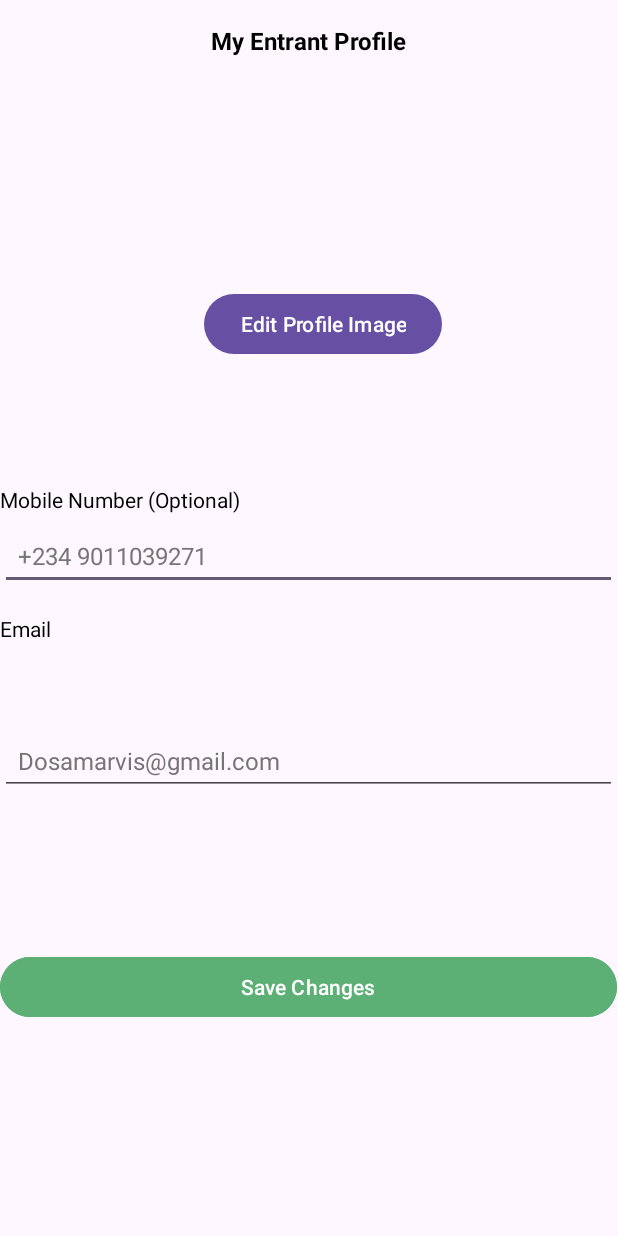
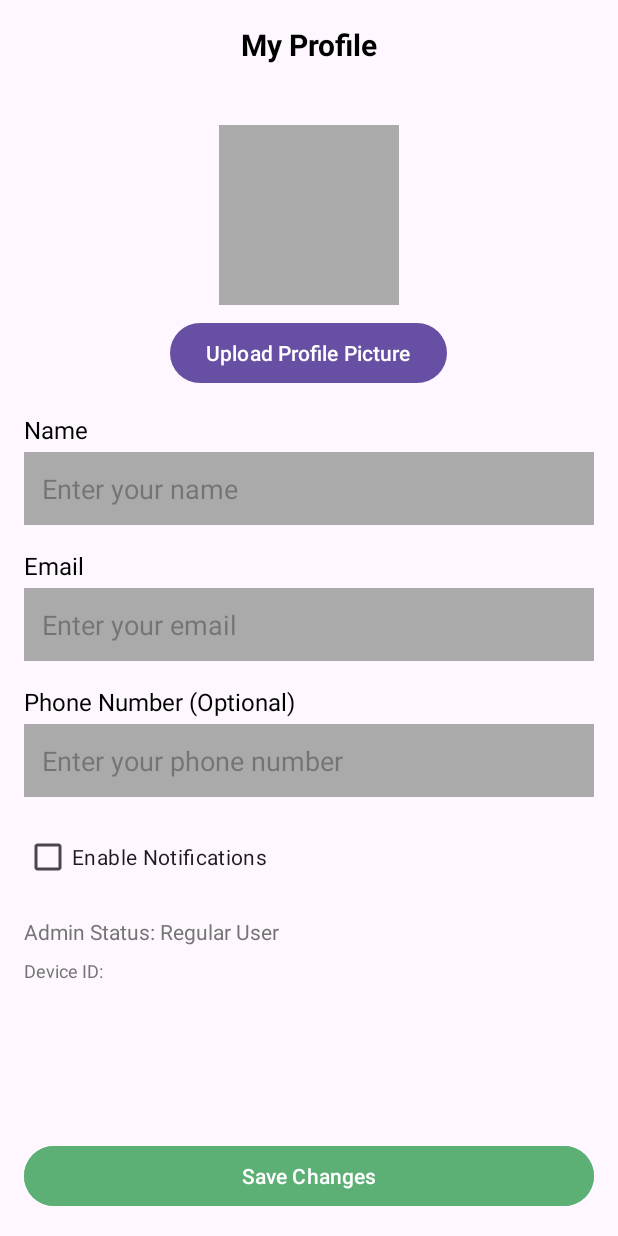
Before and after one commit to CMPUT301F24frolic/frolic-project, an Android app: the layout entrant_edit_profile.xml on its own in the app's theme, with its tools: preview values and no code run, on a phone screen of 412 x 824 dp. Run offline under Robolectric (Android 15) with nearby library versions, the phone set to English and light mode, and no system bars.

```diff
--- a/app/build.gradle.kts
+++ b/app/build.gradle.kts
@@ -52,4 +52,5 @@ dependencies {
     testImplementation(libs.junit)
     androidTestImplementation(libs.ext.junit)
     androidTestImplementation(libs.espresso.core)
+    implementation("com.github.bumptech.glide:glide:4.16.0")
 }
--- a/app/src/main/res/layout/entrant_edit_profile.xml
+++ b/app/src/main/res/layout/entrant_edit_profile.xml
@@ -1,126 +1,149 @@
 <?xml version="1.0" encoding="utf-8"?>
 <androidx.constraintlayout.widget.ConstraintLayout xmlns:android="http://schemas.android.com/apk/res/android"
     xmlns:app="http://schemas.android.com/apk/res-auto"
-    xmlns:tools="http://schemas.android.com/tools"
     android:layout_width="match_parent"
     android:layout_height="match_parent">
 
     <TextView
-        android:id="@+id/tvProfileType"
+        android:id="@+id/tvProfileTitle"
         android:layout_width="wrap_content"
         android:layout_height="wrap_content"
         android:layout_marginTop="16dp"
-        android:text="My Entrant Profile"
+        android:text="My Profile"
         android:textColor="#000000"
-        android:textSize="16sp"
+        android:textSize="20sp"
         android:textStyle="bold"
         app:layout_constraintEnd_toEndOf="parent"
         app:layout_constraintStart_toStartOf="parent"
         app:layout_constraintTop_toTopOf="parent" />
 
+    <ScrollView
+        android:layout_width="match_parent"
+        android:layout_height="0dp"
+        android:layout_marginTop="8dp"
+        android:layout_marginBottom="8dp"
+        app:layout_constraintTop_toBottomOf="@id/tvProfileTitle"
+        app:layout_constraintBottom_toTopOf="@id/btnSaveChanges">
 
+        <LinearLayout
+            android:layout_width="match_parent"
+            android:layout_height="wrap_content"
+            android:orientation="vertical"
+            android:padding="16dp">
+
+            <!-- Profile Image Section -->
             <ImageView
                 android:id="@+id/ivProfileImage"
-        android:layout_width="100dp"
-        android:layout_height="100dp"
-        android:layout_marginStart="155dp"
-        android:layout_marginTop="53dp"
-        android:layout_marginBottom="578dp"
-        android:contentDescription="Profile Image"
-        android:scaleType="centerCrop"
-        app:layout_constraintBottom_toBottomOf="parent"
-        app:layout_constraintStart_toStartOf="parent"
-        app:layout_constraintTop_toTopOf="parent" />
+                android:layout_width="120dp"
+                android:layout_height="120dp"
+                android:layout_gravity="center_horizontal"
+                android:layout_marginTop="16dp"
+                android:background="@android:color/darker_gray"
+                android:scaleType="centerCrop" />
 
-    <TextView
-        android:id="@+id/tvUserName"
+            <Button
+                android:id="@+id/btnUploadImage"
                 android:layout_width="wrap_content"
                 android:layout_height="wrap_content"
-        android:layout_marginStart="139dp"
-        android:layout_marginBottom="17dp"
-        android:text="Marvis Ighedosa"
-        android:textSize="18sp"
-        app:layout_constraintBottom_toTopOf="@+id/btnGenerateProfileImage"
-        app:layout_constraintStart_toStartOf="parent"
-        app:layout_constraintTop_toBottomOf="@+id/ivProfileImage"
-        app:layout_constraintVertical_bias="0.0" />
+                android:layout_gravity="center_horizontal"
+                android:layout_marginTop="8dp"
+                android:text="Upload Profile Picture" />
 
-
-    <Button
-        android:id="@+id/btnGenerateProfileImage"
+            <!-- Name Section -->
+            <TextView
                 android:layout_width="wrap_content"
                 android:layout_height="wrap_content"
-        android:layout_marginStart="136dp"
-        android:layout_marginTop="192dp"
-        android:text="Edit Profile Image"
-        app:layout_constraintStart_toStartOf="parent"
-        app:layout_constraintTop_toTopOf="parent" />
-
-    <TextView
-        android:id="@+id/tvMobileLabel"
-        android:layout_width="wrap_content"
-        android:layout_height="wrap_content"
-        android:text="Mobile Number (Optional)"
+                android:layout_marginTop="16dp"
+                android:text="Name"
                 android:textColor="#000000"
-        android:textSize="14sp"
-        app:layout_constraintBottom_toTopOf="@+id/tvUserMobile"
-        app:layout_constraintStart_toStartOf="parent"
-        app:layout_constraintTop_toBottomOf="@+id/btnGenerateProfileImage"
-        app:layout_constraintVertical_bias="0.948" />
+                android:textSize="16sp" />
 
             <EditText
-        android:id="@+id/tvUserMobile"
-        android:layout_width="411dp"
+                android:id="@+id/etName"
+                android:layout_width="match_parent"
                 android:layout_height="wrap_content"
-        android:layout_marginTop="347dp"
-        android:inputType="phone"
-        android:padding="12dp"
-        android:text="+234 9011039271"
-        android:textColor="#757575"
-        android:textSize="16sp"
-        app:layout_constraintStart_toStartOf="parent"
-        app:layout_constraintTop_toTopOf="parent" />
+                android:layout_marginTop="4dp"
+                android:background="@android:color/darker_gray"
+                android:hint="Enter your name"
+                android:inputType="textPersonName"
+                android:padding="12dp" />
 
-    <!-- Email Label -->
+            <!-- Email Section -->
             <TextView
-        android:id="@+id/tvEmailLabel"
                 android:layout_width="wrap_content"
                 android:layout_height="wrap_content"
                 android:layout_marginTop="16dp"
                 android:text="Email"
                 android:textColor="#000000"
-        android:textSize="14sp"
-        app:layout_constraintStart_toStartOf="parent"
-        app:layout_constraintTop_toBottomOf="@id/tvUserMobile" />
-
-    <!-- Email Text Box -->
+                android:textSize="16sp" />
 
             <EditText
-        android:id="@+id/tvUserEmail"
-        android:layout_width="411dp"
+                android:id="@+id/etEmail"
+                android:layout_width="match_parent"
                 android:layout_height="wrap_content"
-        android:layout_marginTop="437dp"
-        android:layout_marginBottom="248dp"
+                android:layout_marginTop="4dp"
+                android:background="@android:color/darker_gray"
+                android:hint="Enter your email"
                 android:inputType="textEmailAddress"
-        android:padding="12dp"
-        android:text="Dosamarvis@gmail.com"
+                android:padding="12dp" />
+
+            <!-- Phone Section -->
+            <TextView
+                android:layout_width="wrap_content"
+                android:layout_height="wrap_content"
+                android:layout_marginTop="16dp"
+                android:text="Phone Number (Optional)"
+                android:textColor="#000000"
+                android:textSize="16sp" />
+
+            <EditText
+                android:id="@+id/etPhone"
+                android:layout_width="match_parent"
+                android:layout_height="wrap_content"
+                android:layout_marginTop="4dp"
+                android:background="@android:color/darker_gray"
+                android:hint="Enter your phone number"
+                android:inputType="phone"
+                android:padding="12dp" />
+
+            <!-- Notification Preference -->
+            <CheckBox
+                android:id="@+id/cbNotifications"
+                android:layout_width="match_parent"
+                android:layout_height="wrap_content"
+                android:layout_marginTop="16dp"
+                android:text="Enable Notifications" />
+
+            <!-- Admin Status (Read-only) -->
+            <TextView
+                android:id="@+id/tvAdminStatus"
+                android:layout_width="match_parent"
+                android:layout_height="wrap_content"
+                android:layout_marginTop="16dp"
+                android:text="Admin Status: Regular User"
+                android:textColor="#757575" />
+
+            <!-- Device ID (Read-only) -->
+            <TextView
+                android:id="@+id/tvDeviceId"
+                android:layout_width="match_parent"
+                android:layout_height="wrap_content"
+                android:layout_marginTop="8dp"
+                android:text="Device ID: "
                 android:textColor="#757575"
-        android:textSize="16sp"
-        app:layout_constraintBottom_toBottomOf="parent"
-        app:layout_constraintStart_toStartOf="parent"
-        app:layout_constraintTop_toTopOf="parent" />
+                android:textSize="12sp" />
 
+        </LinearLayout>
+    </ScrollView>
 
     <Button
         android:id="@+id/btnSaveChanges"
-        android:layout_width="411dp"
+        android:layout_width="match_parent"
         android:layout_height="wrap_content"
-        android:layout_marginTop="634dp"
+        android:layout_margin="16dp"
         android:backgroundTint="#5DB075"
         android:text="Save Changes"
         android:textColor="#FFFFFF"
-        app:layout_constraintStart_toStartOf="parent"
-        app:layout_constraintTop_toTopOf="parent" />
-
+        app:layout_constraintBottom_toBottomOf="parent" />
 
 </androidx.constraintlayout.widget.ConstraintLayout>
```
Also changed, not shown: app/src/main/AndroidManifest.xml (+9 -1 lines), app/src/main/java/com/example/frolic/EntrantDashboardActivity.java (added, +75 -0 lines), app/src/main/java/com/example/frolic/EntrantEditProfile.java (added, +250 -0 lines), app/src/main/java/com/example/frolic/MainActivity.java (+80 -12 lines), app/src/main/res/layout/entrant_dashboard_screen.xml (added, +81 -0 lines). Lines whose indentation alone changed are shown as unchanged.
